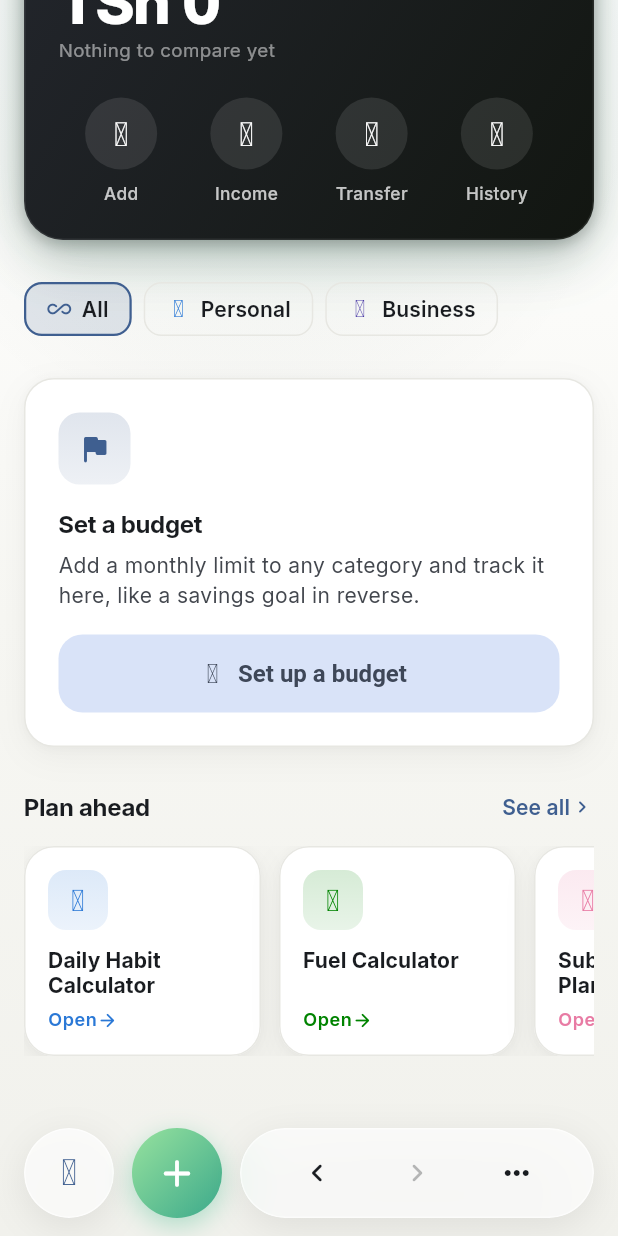
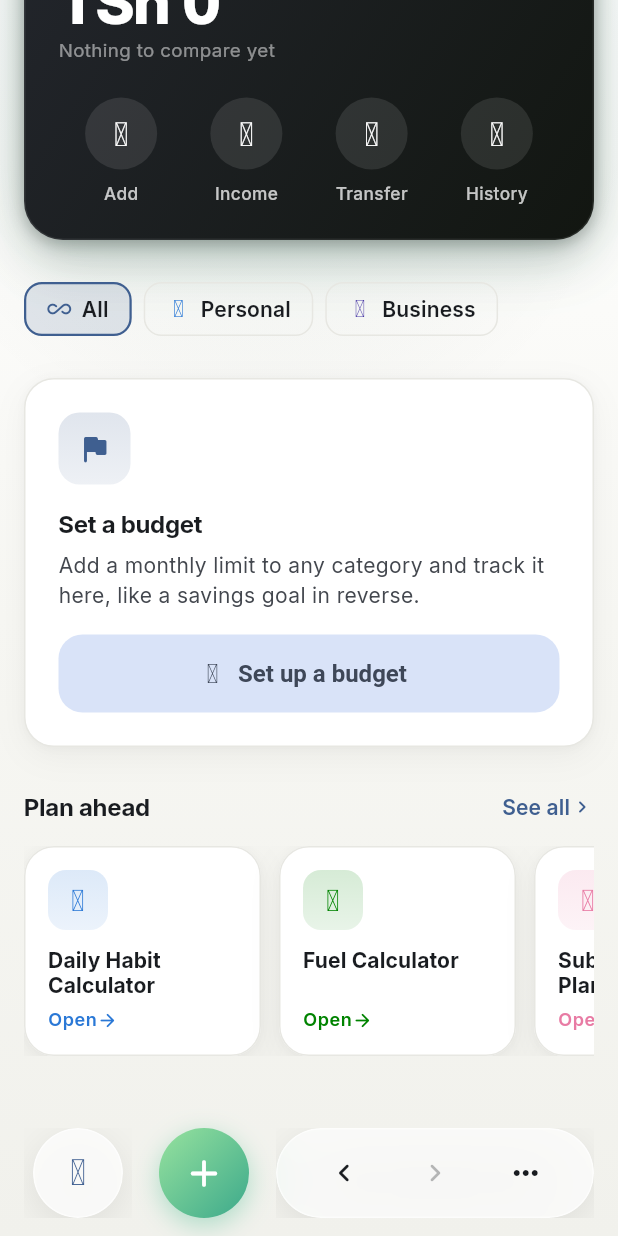
Before and after one commit to RashidJK/Budget-App, a Flutter app: the screen it shows after launch, scrolled down 176 dp, after a tap on the "keyboard control" icon, on a phone screen of 412 x 824 dp. Run offline on Flutter 3.47's test engine with Material 3 defaults, Android fonts, the phone set to English and light mode, and no system bars; our stand-ins replace fl_chart, image_picker, shared_preferences; missing offline and left inert: google_mlkit_text_recognition, home_widget.

Commit message:
Morph the bar by width instead of cross-fading
Rebuild the bar around an AnimationController + LayoutBuilder that slides the
segment widths between layouts on a mode change: the nav island shrinks, the
prompt or Functions island grows, and each piece stays crisp — rendered at its
natural width and clipped as its slot resizes — so the islands read as
physically expanding and collapsing rather than cross-fading. easeInOutCubic
over 420ms.

Give the prompt's slot a bloom margin so its Siri glow spills past the edge
instead of being boxed into the rectangular clip.

Tests pump past the 420ms morph before asserting the settled tree. 222 passing.

Co-Authored-By: Claude Opus 4.8 <noreply@anthropic.com>

```diff
--- a/lib/widgets/morph_nav_bar.dart
+++ b/lib/widgets/morph_nav_bar.dart
@@ -1,5 +1,5 @@
 import 'dart:math' as math;
-import 'dart:ui' show ImageFilter;
+import 'dart:ui' show ImageFilter, lerpDouble;
 
 import 'package:flutter/material.dart';
 import 'package:flutter/services.dart' show HapticFeedback;
@@ -25,15 +25,14 @@ class MorphNavItem {
 
 /// The app's bottom navigation as islands and circles.
 ///
-/// At rest: a **nav island** (the destinations, active one expanded) on the
-/// left, and one **right island** holding two circles — the **+** and a
-/// **Functions** circle.
+/// At rest: a **nav island** (destinations, active one expanded) on the left,
+/// and one **right island** holding two circles — the **+** and a **Functions**
+/// "⋯".
 ///
-/// Tap **+** and it opens the capture prompt directly: the island splits, the
-/// nav collapses to the current-tab dot, and the prompt takes the middle.
-/// Tap **Functions** and the island splits into separate circles as it expands
-/// into contextual controls (back · forward · more). Either way the tab-dot is
-/// one tap back to where you were.
+/// Tap **+** and the prompt slides open in place; tap **Functions** and the
+/// right island splits into circles as it expands into back · forward · more.
+/// The islands don't cross-fade — they **morph**: the segment widths slide
+/// between layouts while each piece stays crisp and is clipped as it goes.
 enum _Mode { rest, add, fn }
 
 class MorphNavBar extends StatefulWidget {
@@ -61,17 +60,26 @@ class MorphNavBar extends StatefulWidget {
 }
 
 class _MorphNavBarState extends State<MorphNavBar>
-    with SingleTickerProviderStateMixin {
+    with TickerProviderStateMixin {
   _Mode _mode = _Mode.rest;
+  _Mode _prev = _Mode.rest;
+
   final _controller = TextEditingController();
   final _focus = FocusNode();
 
-  // Drives the Siri-style gradient stroke around the prompt while capturing.
+  // Slides the segment widths between layouts on a mode change.
+  late final AnimationController _morph;
+  // The Siri-style gradient stroke around the prompt while capturing.
   late final AnimationController _stroke;
 
   @override
   void initState() {
     super.initState();
+    _morph = AnimationController(
+      vsync: this,
+      duration: const Duration(milliseconds: 420),
+      value: 1,
+    );
     _stroke = AnimationController(
       vsync: this,
       duration: const Duration(milliseconds: 2600),
@@ -80,17 +88,27 @@ class _MorphNavBarState extends State<MorphNavBar>
 
   @override
   void dispose() {
+    _morph.dispose();
     _stroke.dispose();
     _controller.dispose();
     _focus.dispose();
     super.dispose();
   }
 
+  void _go(_Mode mode) {
+    if (mode == _mode) return;
+    setState(() {
+      _prev = _mode;
+      _mode = mode;
+    });
+    _morph.forward(from: 0);
+  }
+
   void _toRest() {
     _stroke.stop();
     _focus.unfocus();
     _controller.clear();
-    setState(() => _mode = _Mode.rest);
+    _go(_Mode.rest);
   }
 
   void _toAdd() {
@@ -98,7 +116,7 @@ class _MorphNavBarState extends State<MorphNavBar>
     _stroke
       ..value = 0
       ..repeat();
-    setState(() => _mode = _Mode.add);
+    _go(_Mode.add);
     WidgetsBinding.instance.addPostFrameCallback((_) {
       if (mounted) _focus.requestFocus();
     });
@@ -107,7 +125,7 @@ class _MorphNavBarState extends State<MorphNavBar>
   void _toFn() {
     _stroke.stop();
     HapticFeedback.lightImpact();
-    setState(() => _mode = _Mode.fn);
+    _go(_Mode.fn);
   }
 
   Future<void> _submit() async {
@@ -116,6 +134,21 @@ class _MorphNavBarState extends State<MorphNavBar>
     final handled = await widget.onCapture(text);
     if (handled && mounted) _toRest();
   }
+
+  // Segment layout for a mode: [nav, gap, capture, gap, aux], summing to [W].
+  List<double> _layout(_Mode mode, double w) {
+    switch (mode) {
+      case _Mode.rest:
+        return [w - 120, 12, 52, 4, 52];
+      case _Mode.add:
+        return [0, 12, w - 96, 12, 72];
+      case _Mode.fn:
+        return [72, 12, 72, 12, w - 168];
+    }
+  }
+
+  double _presence(_Mode mode, double t) =>
+      (_mode == mode ? t : 0) + (_prev == mode ? 1 - t : 0);
 
   @override
   Widget build(BuildContext context) {
@@ -127,68 +160,115 @@ class _MorphNavBarState extends State<MorphNavBar>
       widget.items.length - 1,
     )];
 
-    final row = switch (_mode) {
-      _Mode.rest => Row(
-        key: const ValueKey('rest'),
-        children: [
-          Expanded(child: _navIsland()),
-          const SizedBox(width: 12),
-          _groupedRight(),
-        ],
-      ),
-      // Capture is exactly the prompt as before: the wide prompt island with
-      // the "back to your tab" circle on the right — nothing else.
-      _Mode.add => Row(
-        key: const ValueKey('add'),
-        children: [
-          Expanded(
-            child: _SiriStroke(t: _stroke, child: _promptIsland()),
-          ),
-          const SizedBox(width: 12),
-          _tabDot(active),
-        ],
-      ),
-      _Mode.fn => Row(
-        key: const ValueKey('fn'),
-        children: [
-          _tabDot(active),
-          const SizedBox(width: 12),
-          _AddCircle(onTap: _toAdd),
-          const SizedBox(width: 12),
-          Expanded(child: _functionsIsland()),
-        ],
-      ),
-    };
-
     return SafeArea(
       top: false,
       child: Padding(
         padding: EdgeInsets.fromLTRB(16, 0, 16, 12 + insets),
-        child: AnimatedSwitcher(
-          duration: const Duration(milliseconds: 360),
-          switchInCurve: Curves.easeOutCubic,
-          switchOutCurve: Curves.easeInCubic,
-          // Rise from below — the prompt slides up into place and fades in.
-          transitionBuilder: (child, anim) => FadeTransition(
-            opacity: anim,
-            child: SlideTransition(
-              position: Tween(
-                begin: const Offset(0, 0.4),
-                end: Offset.zero,
-              ).animate(anim),
-              child: ScaleTransition(
-                scale: Tween(begin: 0.94, end: 1.0).animate(anim),
-                child: child,
+        child: LayoutBuilder(
+          builder: (context, constraints) {
+            final w = constraints.maxWidth;
+            return AnimatedBuilder(
+              animation: _morph,
+              builder: (context, _) {
+                final t = Curves.easeInOutCubic.transform(_morph.value);
+                final animating = _morph.value < 1;
+                final a = _layout(_prev, w);
+                final b = _layout(_mode, w);
+                double at(int i) => lerpDouble(a[i], b[i], t)!;
+                final w0 = at(0), g0 = at(1), w1 = at(2), g1 = at(3), w2 = at(3 + 1);
+
+                return SizedBox(
+                  height: 60,
+                  child: Stack(
+                    clipBehavior: Clip.none,
+                    children: [
+                      // The grouped pill behind the + and ⋯, only at rest.
+                      Positioned(
+                        left: w0 + g0,
+                        top: 0,
+                        bottom: 0,
+                        width: w1 + g1 + w2,
+                        child: Opacity(
+                          opacity: _presence(_Mode.rest, t).clamp(0.0, 1.0),
+                          child: const IgnorePointer(child: _GlassSurface()),
                         ),
                       ),
+                      Row(
+                        children: [
+                          SizedBox(
+                            width: w0,
+                            child: _navSlot(active, w, t, animating),
                           ),
-          child: row,
+                          SizedBox(width: g0),
+                          SizedBox(
+                            width: w1,
+                            child: _captureSlot(w, t, animating),
+                          ),
+                          SizedBox(width: g1),
+                          SizedBox(
+                            width: w2,
+                            child: _auxSlot(active, w, t, animating),
+                          ),
+                        ],
+                      ),
+                    ],
+                  ),
+                );
+              },
+            );
+          },
         ),
       ),
     );
   }
 
-  // --- rest -----------------------------------------------------------------
+  // --- slots ----------------------------------------------------------------
+
+  Widget _navSlot(MorphNavItem active, double w, double t, bool animating) {
+    return _CrossSlot(
+      t: t,
+      animating: animating,
+      prev: _prev,
+      curr: _mode,
+      contentFor: (m) => switch (m) {
+        _Mode.rest => (_navIsland(), w - 120, Alignment.centerLeft),
+        _Mode.fn => (_tabDot(active), 60.0, Alignment.center),
+        _Mode.add => (const SizedBox.shrink(), 0.0, Alignment.center),
+      },
+    );
+  }
+
+  Widget _captureSlot(double w, double t, bool animating) {
+    return _CrossSlot(
+      t: t,
+      animating: animating,
+      prev: _prev,
+      curr: _mode,
+      // The prompt's Siri glow blooms ~30px past the pill; give it room.
+      clipMargin: 34,
+      contentFor: (m) => switch (m) {
+        _Mode.rest => (_AddCircle(onTap: _toAdd, size: 52), 52.0, Alignment.center),
+        _Mode.add => (_prompt(), w - 96, Alignment.centerLeft),
+        _Mode.fn => (_AddCircle(onTap: _toAdd), 60.0, Alignment.center),
+      },
+    );
+  }
+
+  Widget _auxSlot(MorphNavItem active, double w, double t, bool animating) {
+    return _CrossSlot(
+      t: t,
+      animating: animating,
+      prev: _prev,
+      curr: _mode,
+      contentFor: (m) => switch (m) {
+        _Mode.rest => (_FnDots(onTap: _toFn), 52.0, Alignment.center),
+        _Mode.add => (_tabDot(active), 60.0, Alignment.center),
+        _Mode.fn => (_functionsIsland(), w - 168, Alignment.centerLeft),
+      },
+    );
+  }
+
+  // --- content --------------------------------------------------------------
 
   Widget _navIsland() {
     return _IslandShell(
@@ -206,26 +286,10 @@ class _MorphNavBarState extends State<MorphNavBar>
     );
   }
 
-  /// The right island at rest: the + and the Functions "⋯", grouped on one
-  /// frosted pill. The "⋯" is a bare icon so the island's glass shows through.
-  Widget _groupedRight() {
-    return _IslandShell(
-      padding: const EdgeInsets.symmetric(horizontal: 7),
-      child: Row(
-        mainAxisSize: MainAxisSize.min,
-        children: [
-          _AddCircle(onTap: _toAdd, size: 46),
-          const SizedBox(width: 4),
-          _FnCircle(onTap: _toFn),
-        ],
-      ),
-    );
-  }
-
-  // --- add ------------------------------------------------------------------
-
-  Widget _promptIsland() {
-    return _IslandShell(
+  Widget _prompt() {
+    return _SiriStroke(
+      t: _stroke,
+      child: _IslandShell(
         child: Row(
           children: [
             const SizedBox(width: 16),
@@ -276,21 +340,16 @@ class _MorphNavBarState extends State<MorphNavBar>
             ),
           ],
         ),
+      ),
     );
   }
-
-  // --- fn -------------------------------------------------------------------
 
   Widget _functionsIsland() {
     return _IslandShell(
       child: Row(
         mainAxisAlignment: MainAxisAlignment.spaceEvenly,
         children: [
-          _fnAction(
-            Icons.chevron_left_rounded,
-            'Back',
-            onTap: _toRest,
-          ),
+          _fnAction(Icons.chevron_left_rounded, 'Back', onTap: _toRest),
           _fnAction(Icons.chevron_right_rounded, 'Forward', onTap: null),
           _fnAction(Icons.more_horiz_rounded, 'More', onTap: () {}),
         ],
@@ -325,8 +384,6 @@ class _MorphNavBarState extends State<MorphNavBar>
     );
   }
 
-  // --- shared circles -------------------------------------------------------
-
   Widget _tabDot(MorphNavItem item) {
     return Semantics(
       button: true,
@@ -345,15 +402,104 @@ class _MorphNavBarState extends State<MorphNavBar>
   }
 }
 
-/// Shared frosted-glass shell for an island or a wide segment.
-class _IslandShell extends StatelessWidget {
-  const _IslandShell({
-    required this.child,
-    this.padding = const EdgeInsets.symmetric(horizontal: 6),
+/// One slot that cross-fades between the previous and current mode's content —
+/// each rendered at its own natural width and clipped, so the piece stays crisp
+/// while the slot's width animates.
+class _CrossSlot extends StatelessWidget {
+  const _CrossSlot({
+    required this.t,
+    required this.animating,
+    required this.prev,
+    required this.curr,
+    required this.contentFor,
+    this.clipMargin = 0,
   });
 
+  final double t;
+  final bool animating;
+  final _Mode prev;
+  final _Mode curr;
+  final (Widget, double, Alignment) Function(_Mode) contentFor;
+
+  /// Extra room around the slot's clip, so a glow can bloom past the edge
+  /// instead of being boxed into the rectangle.
+  final double clipMargin;
+
+  Widget _layer(_Mode mode, double opacity) {
+    if (opacity <= 0.001) return const SizedBox.shrink();
+    final (child, width, align) = contentFor(mode);
+    if (width <= 0) return const SizedBox.shrink();
+    return Positioned.fill(
+      child: IgnorePointer(
+        ignoring: opacity < 0.5,
+        child: Opacity(
+          opacity: opacity.clamp(0.0, 1.0),
+          child: ClipRect(
+            clipper: clipMargin > 0 ? _BloomClip(clipMargin) : null,
+            child: OverflowBox(
+              minWidth: width,
+              maxWidth: width,
+              minHeight: 60,
+              maxHeight: 60,
+              alignment: align,
+              child: SizedBox(width: width, height: 60, child: child),
+            ),
+          ),
+        ),
+      ),
+    );
+  }
+
+  @override
+  Widget build(BuildContext context) {
+    return Stack(
+      clipBehavior: Clip.none,
+      children: [
+        if (animating && prev != curr) _layer(prev, 1 - t),
+        _layer(curr, animating ? t : 1.0),
+      ],
+    );
+  }
+}
+
+/// Clips a slot but leaves [m] px of room on every side, so a glow can bloom
+/// past the edge rather than ending in a hard rectangle.
+class _BloomClip extends CustomClipper<Rect> {
+  const _BloomClip(this.m);
+
+  final double m;
+
+  @override
+  Rect getClip(Size size) =>
+      Rect.fromLTRB(-m, -m, size.width + m, size.height + m);
+
+  @override
+  bool shouldReclip(_BloomClip old) => old.m != m;
+}
+
+/// Shared frosted-glass shell for a stadium-shaped island or segment.
+class _IslandShell extends StatelessWidget {
+  const _IslandShell({required this.child});
+
   final Widget child;
-  final EdgeInsets padding;
+
+  @override
+  Widget build(BuildContext context) {
+    return _GlassSurface(
+      child: Padding(
+        padding: const EdgeInsets.symmetric(horizontal: 6),
+        child: child,
+      ),
+    );
+  }
+}
+
+/// The raw frosted stadium — fills its box; used on its own as the grouped pill
+/// and wrapped by [_IslandShell] for content.
+class _GlassSurface extends StatelessWidget {
+  const _GlassSurface({this.child});
+
+  final Widget? child;
 
   @override
   Widget build(BuildContext context) {
@@ -379,7 +525,6 @@ class _IslandShell extends StatelessWidget {
           filter: ImageFilter.blur(sigmaX: 24, sigmaY: 24),
           child: Container(
             height: 60,
-            padding: padding,
             decoration: BoxDecoration(
               color: fill,
               borderRadius: BorderRadius.circular(30),
@@ -514,10 +659,9 @@ class _AddCircle extends StatelessWidget {
   }
 }
 
-/// The Functions "⋯" inside the grouped island — a bare icon sitting on the
-/// island's frosted glass (no disc of its own), so the glass reads through.
-class _FnCircle extends StatelessWidget {
-  const _FnCircle({required this.onTap});
+/// The Functions "⋯" — a bare icon sitting on the grouped island's glass.
+class _FnDots extends StatelessWidget {
+  const _FnDots({required this.onTap});
 
   final VoidCallback onTap;
 
@@ -531,22 +675,16 @@ class _FnCircle extends StatelessWidget {
           HapticFeedback.selectionClick();
           onTap();
         },
-        child: SizedBox(
-          width: 46,
-          height: 46,
-          child: Icon(
-            Icons.more_horiz_rounded,
-            size: 24,
-            color: context.muted,
-          ),
+        child: Center(
+          child: Icon(Icons.more_horiz_rounded, size: 24, color: context.muted),
         ),
       ),
     );
   }
 }
 
-/// A Siri-style stroke: a multi-hue sweep gradient that rotates around the
-/// prompt's edge with a soft outer glow, so the capture field feels "listening".
+/// A Siri-style stroke: a warm-to-cool sweep gradient blooming behind the
+/// prompt with a crisp bright edge in front.
 class _SiriStroke extends StatelessWidget {
   const _SiriStroke({required this.t, required this.child});
 
@@ -558,8 +696,6 @@ class _SiriStroke extends StatelessWidget {
     return AnimatedBuilder(
       animation: t,
       builder: (context, inner) => CustomPaint(
-        // Bloom behind the pill (the glass covers its inner half, leaving the
-        // outer halo); crisp bright edge in front, on the border.
         painter: _StrokePainter(t.value, foreground: false),
         foregroundPainter: _StrokePainter(t.value, foreground: true),
         child: inner,
@@ -575,8 +711,6 @@ class _StrokePainter extends CustomPainter {
   final double t;
   final bool foreground;
 
-  // A warm-to-cool AI spectrum — amber, pink, violet, cyan — that sweeps round
-  // the edge so one side glows warm and the other cool, like the reference.
   static const _colors = [
     Color(0xFFFFB35E),
     Color(0xFFFF6FA5),
@@ -596,7 +730,6 @@ class _StrokePainter extends CustomPainter {
     ).createShader(rect.inflate(6));
 
     if (foreground) {
-      // Crisp bright edge on the pill's border.
       canvas.drawRRect(
         RRect.fromRectAndRadius(rect.deflate(1), radius),
         Paint()
@@ -618,7 +751,6 @@ class _StrokePainter extends CustomPainter {
       );
     }
 
-    // Broad outer bloom, then a tighter halo — both behind the pill.
     glow(16, 24, 5);
     glow(8, 11, 2);
   }
```
Also changed, not shown: 1 other file. Lines whose indentation alone changed are shown as unchanged.
